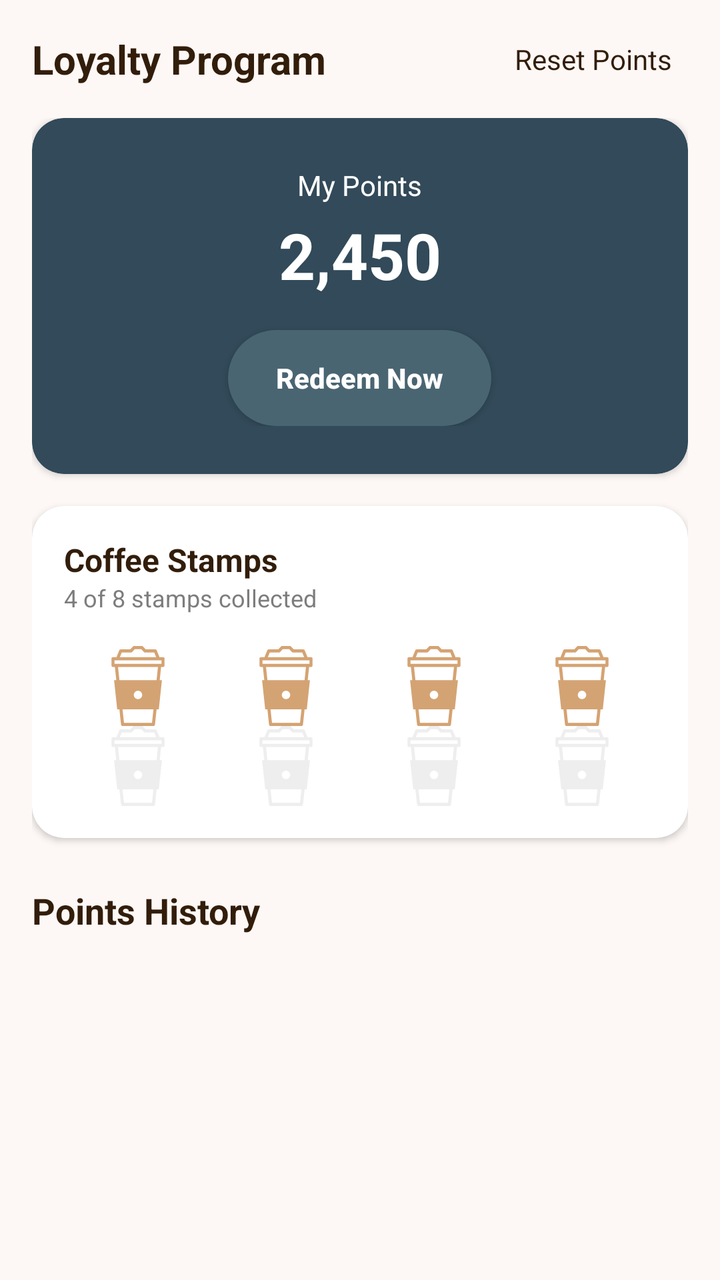
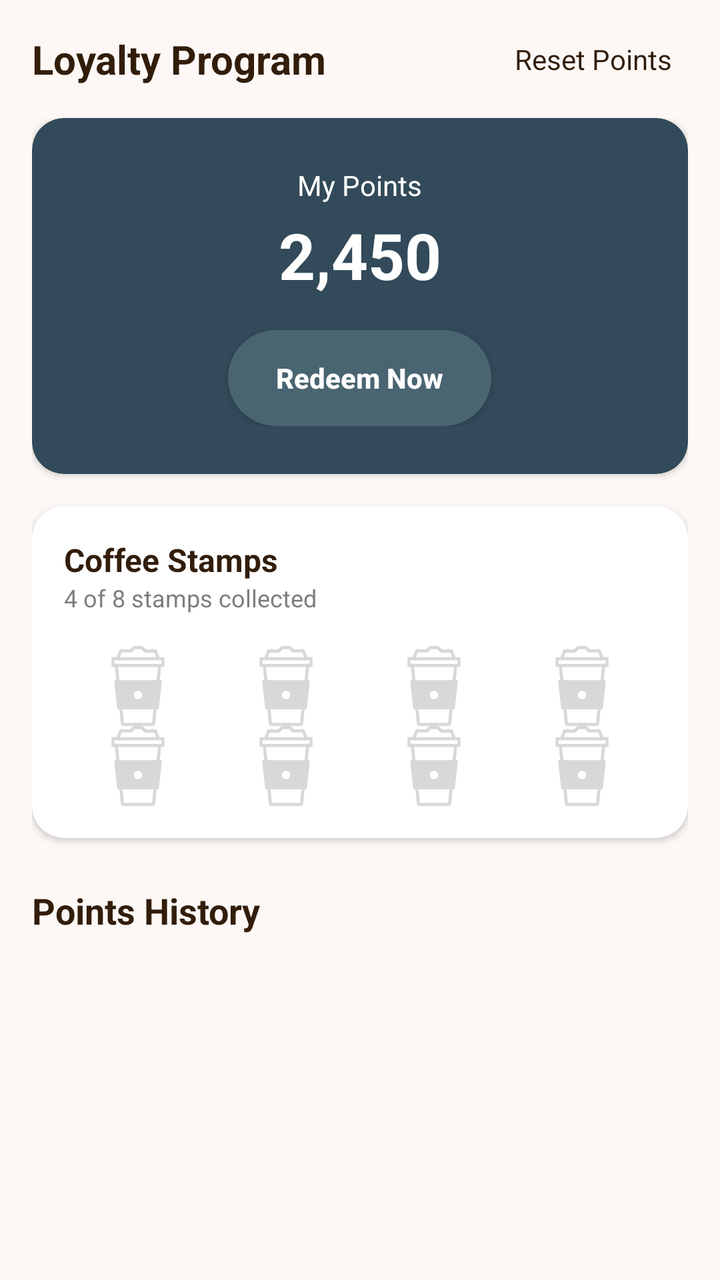

The first picture is an Android layout as it rendered before a commit; the second is the same layout after the commit. The layout source and the unified diff follow.
<!-- AndroidManifest.xml: application theme Theme.CoffeApp -->
<!-- res/layout/fragment_rewards.xml -->
<?xml version="1.0" encoding="utf-8"?>
<androidx.constraintlayout.widget.ConstraintLayout xmlns:android="http://schemas.android.com/apk/res/android"
    xmlns:app="http://schemas.android.com/apk/res-auto"
    xmlns:tools="http://schemas.android.com/tools"
    android:layout_width="match_parent"
    android:layout_height="match_parent"
    android:background="@color/background">

    <TextView
        android:id="@+id/tvRewardsTitle"
        android:layout_width="wrap_content"
        android:layout_height="wrap_content"
        android:layout_margin="16dp"
        android:text="Loyalty Program"
        android:textColor="@color/text_primary"
        android:textSize="20sp"
        android:textStyle="bold"
        app:layout_constraintStart_toStartOf="parent"
        app:layout_constraintTop_toTopOf="parent" />

    <TextView
        android:id="@+id/btnResetPoints"
        android:layout_width="wrap_content"
        android:layout_height="wrap_content"
        android:layout_marginEnd="16dp"
        android:background="?attr/selectableItemBackground"
        android:clickable="true"
        android:focusable="true"
        android:padding="8dp"
        android:text="Reset Points"
        android:textColor="@color/primary"
        android:textSize="14sp"
        app:layout_constraintBottom_toBottomOf="@id/tvRewardsTitle"
        app:layout_constraintEnd_toEndOf="parent"
        app:layout_constraintTop_toTopOf="@id/tvRewardsTitle" />

    <ScrollView
        android:layout_width="match_parent"
        android:layout_height="0dp"
        app:layout_constraintBottom_toBottomOf="parent"
        app:layout_constraintTop_toBottomOf="@id/tvRewardsTitle">

        <LinearLayout
            android:layout_width="match_parent"
            android:layout_height="wrap_content"
            android:orientation="vertical"
            android:padding="16dp">

            
            <androidx.cardview.widget.CardView
                android:layout_width="match_parent"
                android:layout_height="wrap_content"
                app:cardBackgroundColor= "#324A59"
                app:cardCornerRadius="16dp">

                <LinearLayout
                    android:layout_width="match_parent"
                    android:layout_height="wrap_content"
                    android:gravity="center"
                    android:orientation="vertical"
                    android:padding="24dp">

                    <TextView
                        android:layout_width="wrap_content"
                        android:layout_height="wrap_content"
                        android:text="My Points"
                        android:textColor="@color/white"
                        android:textSize="14sp" />

                    <TextView
                        android:id="@+id/tvTotalPoints"
                        android:layout_width="wrap_content"
                        android:layout_height="wrap_content"
                        android:layout_marginTop="4dp"
                        android:text="2,450"
                        android:textColor="@color/white"
                        android:textSize="32sp"
                        android:textStyle="bold" />

                    <Button
                        android:id="@+id/btnRedeem"
                        android:layout_width="wrap_content"
                        android:layout_height="wrap_content"
                        android:layout_marginTop="16dp"
                        android:background="@drawable/btn_primary_rounded"
                        android:backgroundTint= "#4A6572"
                        android:paddingHorizontal="24dp"
                        android:text="Redeem Now"
                        android:textAllCaps="false"
                        android:textColor="@color/white"
                        android:textStyle="bold" />
                </LinearLayout>
            </androidx.cardview.widget.CardView>

            
            <androidx.cardview.widget.CardView
                android:layout_width="match_parent"
                android:layout_height="wrap_content"
                android:layout_marginTop="16dp"
                app:cardBackgroundColor="@color/card_bg"
                app:cardCornerRadius="16dp">

                <LinearLayout
                    android:layout_width="match_parent"
                    android:layout_height="wrap_content"
                    android:orientation="vertical"
                    android:padding="16dp">

                    <TextView
                        android:layout_width="wrap_content"
                        android:layout_height="wrap_content"
                        android:text="Coffee Stamps"
                        android:textColor="@color/text_primary"
                        android:textSize="16sp"
                        android:textStyle="bold" />

                    <TextView
                        android:id="@+id/tvStampsProgress"
                        android:layout_width="wrap_content"
                        android:layout_height="wrap_content"
                        android:text="4 of 8 stamps collected"
                        android:textColor="@color/text_secondary"
                        android:textSize="12sp" />

                    <GridLayout
                        android:layout_width="match_parent"
                        android:layout_height="wrap_content"
                        android:layout_marginTop="16dp"
                        android:columnCount="4"
                        android:rowCount="2">

                        
                        <ImageView android:layout_width="0dp" android:layout_height="40dp" android:layout_columnWeight="1" android:src="@drawable/ic_stamp_filled" app:tint="@color/accent" />
                        <ImageView android:layout_width="0dp" android:layout_height="40dp" android:layout_columnWeight="1" android:src="@drawable/ic_stamp_filled" app:tint="@color/accent" />
                        <ImageView android:layout_width="0dp" android:layout_height="40dp" android:layout_columnWeight="1" android:src="@drawable/ic_stamp_filled" app:tint="@color/accent" />
                        <ImageView android:layout_width="0dp" android:layout_height="40dp" android:layout_columnWeight="1" android:src="@drawable/ic_stamp_filled" app:tint="@color/accent" />
                        <ImageView android:layout_width="0dp" android:layout_height="40dp" android:layout_columnWeight="1" android:src="@drawable/ic_stamp_empty" app:tint="@color/divider" />
                        <ImageView android:layout_width="0dp" android:layout_height="40dp" android:layout_columnWeight="1" android:src="@drawable/ic_stamp_empty" app:tint="@color/divider" />
                        <ImageView android:layout_width="0dp" android:layout_height="40dp" android:layout_columnWeight="1" android:src="@drawable/ic_stamp_empty" app:tint="@color/divider" />
                        <ImageView android:layout_width="0dp" android:layout_height="40dp" android:layout_columnWeight="1" android:src="@drawable/ic_stamp_empty" app:tint="@color/divider" />

                    </GridLayout>
                </LinearLayout>
            </androidx.cardview.widget.CardView>

            <TextView
                android:layout_width="wrap_content"
                android:layout_height="wrap_content"
                android:layout_marginTop="24dp"
                android:text="Points History"
                android:textColor="@color/text_primary"
                android:textSize="18sp"
                android:textStyle="bold" />

            <androidx.recyclerview.widget.RecyclerView
                android:id="@+id/rvPointsHistory"
                android:layout_width="match_parent"
                android:layout_height="wrap_content"
                android:layout_marginTop="8dp"
                tools:listitem="@layout/item_reward_history" />

        </LinearLayout>
    </ScrollView>

</androidx.constraintlayout.widget.ConstraintLayout>
<!-- res/layout/item_reward_history.xml (included above) -->
<?xml version="1.0" encoding="utf-8"?>
<androidx.cardview.widget.CardView xmlns:android="http://schemas.android.com/apk/res/android"
    xmlns:app="http://schemas.android.com/apk/res-auto"
    android:layout_width="match_parent"
    android:layout_height="wrap_content"
    android:layout_marginVertical="4dp"
    app:cardBackgroundColor="@color/card_bg"
    app:cardCornerRadius="12dp"
    app:cardElevation="2dp">

    <LinearLayout
        android:layout_width="match_parent"
        android:layout_height="wrap_content"
        android:gravity="center_vertical"
        android:orientation="horizontal"
        android:padding="16dp">

        <LinearLayout
            android:layout_width="0dp"
            android:layout_height="wrap_content"
            android:layout_weight="1"
            android:orientation="vertical">

            <TextView
                android:id="@+id/tvPointSource"
                android:layout_width="wrap_content"
                android:layout_height="wrap_content"
                android:text="Purchase"
                android:textColor="@color/text_primary"
                android:textSize="16sp"
                android:textStyle="bold" />

            <TextView
                android:id="@+id/tvPointDate"
                android:layout_width="wrap_content"
                android:layout_height="wrap_content"
                android:layout_marginTop="2dp"
                android:text="23 Jul | 08:30 PM"
                android:textColor="@color/text_secondary"
                android:textSize="12sp" />
        </LinearLayout>

        <TextView
            android:id="@+id/tvPointAmount"
            android:layout_width="wrap_content"
            android:layout_height="wrap_content"
            android:text="+250"
            android:textColor="@color/accent"
            android:textSize="18sp"
            android:textStyle="bold" />

    </LinearLayout>
</androidx.cardview.widget.CardView>
<!-- resources referenced by this layout -->
<resources>
  <color name="accent">#D4A373</color>
  <color name="background">#FDF8F5</color>
  <color name="card_bg">#FFFFFF</color>
  <color name="divider">#EEEEEE</color>
  <color name="primary">#321D0B</color>
  <color name="text_primary">#321D0B</color>
  <color name="text_secondary">#7D7D7D</color>
  <color name="white">#FFFFFFFF</color>
  <!-- drawable btn_primary_rounded (drawable) -->
  <?xml version="1.0" encoding="utf-8"?>
  <shape xmlns:android="http://schemas.android.com/apk/res/android">
      <solid android:color="@color/primary" />
      <corners android:radius="24dp" />
  </shape>
  <!-- drawable ic_stamp_empty: vector/xml drawable (drawable, 2204 chars, omitted) -->
  <!-- drawable ic_stamp_filled: vector/xml drawable (drawable, 2204 chars, omitted) -->
  <style name="Theme.CoffeApp" parent="Base.Theme.CoffeApp" />
  <style name="Base.Theme.CoffeApp" parent="Theme.Material3.DayNight.NoActionBar">
          
          
      </style>
</resources>

<!-- the commit's change to res/layout/fragment_rewards.xml (unified diff, before → after) -->
@@ -123,6 +123,7 @@
                         android:textSize="12sp" />
 
                     <GridLayout
+                        android:id="@+id/rewardsStampContainer"
                         android:layout_width="match_parent"
                         android:layout_height="wrap_content"
                         android:layout_marginTop="16dp"
@@ -130,14 +131,14 @@
                         android:rowCount="2">
 
                         
-                        <ImageView android:layout_width="0dp" android:layout_height="40dp" android:layout_columnWeight="1" android:src="@drawable/ic_stamp_filled" app:tint="@color/accent" />
-                        <ImageView android:layout_width="0dp" android:layout_height="40dp" android:layout_columnWeight="1" android:src="@drawable/ic_stamp_filled" app:tint="@color/accent" />
-                        <ImageView android:layout_width="0dp" android:layout_height="40dp" android:layout_columnWeight="1" android:src="@drawable/ic_stamp_filled" app:tint="@color/accent" />
-                        <ImageView android:layout_width="0dp" android:layout_height="40dp" android:layout_columnWeight="1" android:src="@drawable/ic_stamp_filled" app:tint="@color/accent" />
-                        <ImageView android:layout_width="0dp" android:layout_height="40dp" android:layout_columnWeight="1" android:src="@drawable/ic_stamp_empty" app:tint="@color/divider" />
-                        <ImageView android:layout_width="0dp" android:layout_height="40dp" android:layout_columnWeight="1" android:src="@drawable/ic_stamp_empty" app:tint="@color/divider" />
-                        <ImageView android:layout_width="0dp" android:layout_height="40dp" android:layout_columnWeight="1" android:src="@drawable/ic_stamp_empty" app:tint="@color/divider" />
-                        <ImageView android:layout_width="0dp" android:layout_height="40dp" android:layout_columnWeight="1" android:src="@drawable/ic_stamp_empty" app:tint="@color/divider" />
+                        <ImageView android:layout_width="0dp" android:layout_height="40dp" android:layout_columnWeight="1" android:src="@drawable/ic_stamp_empty" />
+                        <ImageView android:layout_width="0dp" android:layout_height="40dp" android:layout_columnWeight="1" android:src="@drawable/ic_stamp_empty" />
+                        <ImageView android:layout_width="0dp" android:layout_height="40dp" android:layout_columnWeight="1" android:src="@drawable/ic_stamp_empty" />
+                        <ImageView android:layout_width="0dp" android:layout_height="40dp" android:layout_columnWeight="1" android:src="@drawable/ic_stamp_empty" />
+                        <ImageView android:layout_width="0dp" android:layout_height="40dp" android:layout_columnWeight="1" android:src="@drawable/ic_stamp_empty" />
+                        <ImageView android:layout_width="0dp" android:layout_height="40dp" android:layout_columnWeight="1" android:src="@drawable/ic_stamp_empty" />
+                        <ImageView android:layout_width="0dp" android:layout_height="40dp" android:layout_columnWeight="1" android:src="@drawable/ic_stamp_empty" />
+                        <ImageView android:layout_width="0dp" android:layout_height="40dp" android:layout_columnWeight="1" android:src="@drawable/ic_stamp_empty" />
 
                     </GridLayout>
                 </LinearLayout>
<!-- resource entries referenced after the edit -->
@@ -3,7 +3,6 @@
   <color name="accent">#D4A373</color>
   <color name="background">#FDF8F5</color>
   <color name="card_bg">#FFFFFF</color>
-  <color name="divider">#EEEEEE</color>
   <color name="primary">#321D0B</color>
   <color name="text_primary">#321D0B</color>
   <color name="text_secondary">#7D7D7D</color>
@@ -15,7 +14,6 @@
       <corners android:radius="24dp" />
   </shape>
   <!-- drawable ic_stamp_empty: vector/xml drawable (drawable, 2204 chars, omitted) -->
-  <!-- drawable ic_stamp_filled: vector/xml drawable (drawable, 2204 chars, omitted) -->
   <style name="Theme.CoffeApp" parent="Base.Theme.CoffeApp" />
   <style name="Base.Theme.CoffeApp" parent="Theme.Material3.DayNight.NoActionBar">
           
